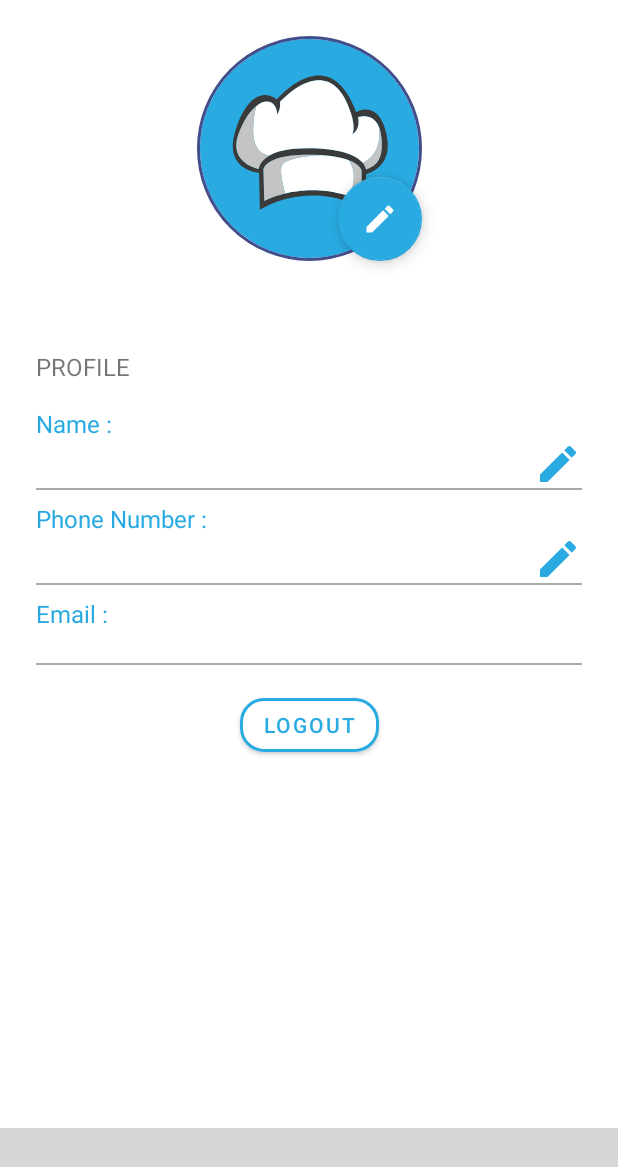
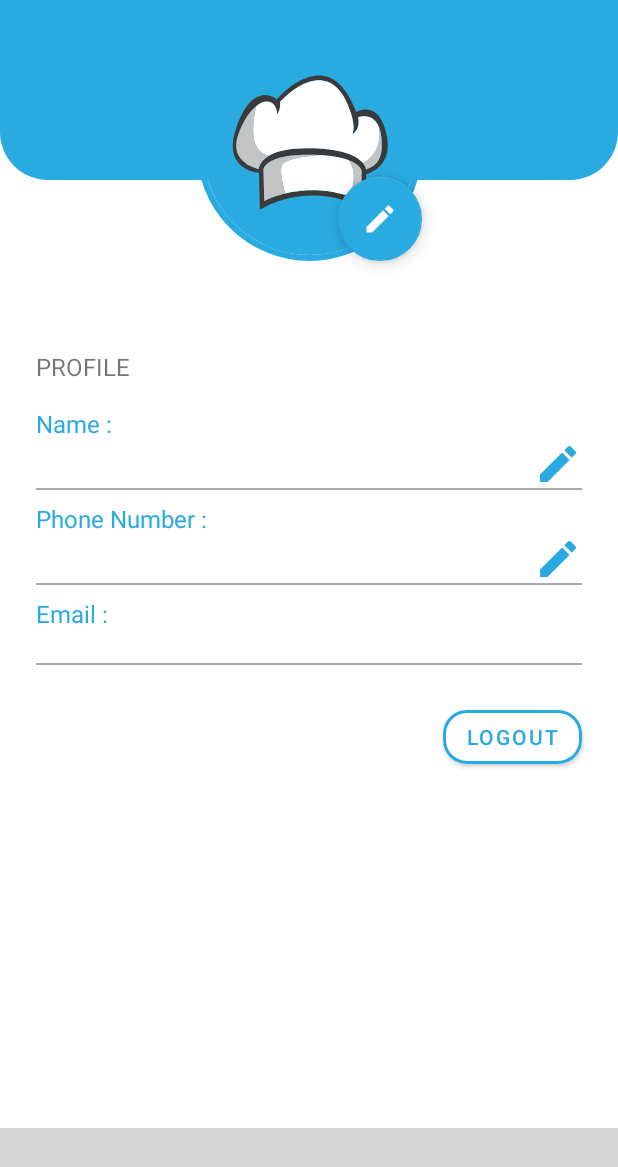
Before and after one commit to vinri/OnCanteen, an Android app: the profile screen opened directly, with no data from a screen before it, on a phone screen of 412 x 824 dp. Shown: the top 1167 px of the screen. Run offline under Robolectric (Android 15) with nearby library versions, the phone set to English and light mode, and no system bars; our stand-ins replace CircleImageView, Firebase (no records; nobody signed in at launch, a user with empty details on screens opened directly), Picasso; libraries missing offline, so code that uses them is left out: com.ismaeldivita.chipnavigation, com.theartofdev.edmodo; plain views replace ChipNavigationBar; 3 statements that could not run were skipped; grey boxes are pictures that could not be loaded.

Commit message:
update profile

```diff
--- a/app/src/main/AndroidManifest.xml
+++ b/app/src/main/AndroidManifest.xml
@@ -31,10 +31,13 @@
                 <category android:name="android.intent.category.DEFAULT" />
             </intent-filter>
         </activity>
+        <activity android:name="com.theartofdev.edmodo.cropper.CropImageActivity"
+            android:theme="@style/Base.Theme.AppCompat"/> <!-- optional (needed if default theme has no action bar) -->
+
     </application>
+    <uses-permission android:name="android.permission.INTERNET" />
     <uses-permission android:name="android.permission.READ_EXTERNAL_STORAGE" />
     <uses-permission android:name="android.permission.WRITE_EXTERNAL_STORAGE" />
 
-    <uses-permission android:name="android.permission.INTERNET" />
 
 </manifest>
--- a/app/src/main/java/com/example/campuscanteen/profile.java
+++ b/app/src/main/java/com/example/campuscanteen/profile.java
@@ -7,6 +7,7 @@ import androidx.appcompat.app.AppCompatActivity;
 import de.hdodenhof.circleimageview.CircleImageView;
 
 import android.app.Activity;
+import android.app.ProgressDialog;
 import android.content.DialogInterface;
 import android.content.Intent;
 import android.net.Uri;
@@ -19,8 +20,11 @@ import android.widget.TextView;
 import android.widget.Toast;
 
 import com.google.android.gms.auth.api.signin.internal.Storage;
+import com.google.android.gms.tasks.Continuation;
+import com.google.android.gms.tasks.OnCompleteListener;
 import com.google.android.gms.tasks.OnFailureListener;
 import com.google.android.gms.tasks.OnSuccessListener;
+import com.google.android.gms.tasks.Task;
 import com.google.android.material.floatingactionbutton.FloatingActionButton;
 import com.google.firebase.auth.FirebaseAuth;
 import com.google.firebase.firestore.DocumentReference;
@@ -33,20 +37,25 @@ import com.google.firebase.storage.StorageReference;
 import com.google.firebase.storage.StorageTask;
 import com.google.firebase.storage.UploadTask;
 import com.ismaeldivita.chipnavigation.ChipNavigationBar;
+import com.squareup.picasso.Picasso;
+import com.theartofdev.edmodo.cropper.CropImage;
+
+import java.util.HashMap;
 
 public class profile extends AppCompatActivity {
-    TextView username,fullname,email,phone;
-    ImageView profileImage;
-    Button logout;
+    private TextView username,fullname,email,phone;
+    private ImageView profileImage;
+    private Button logout;
     private FloatingActionButton editImageBtn;
-    String userId, MyUri="";
-    CircleImageView circleImageView;
+    private CircleImageView circleImageView;
+    private String userId, myUri="";
+    private Uri imageUri;
 
-    ChipNavigationBar navigationBar;
+    private ChipNavigationBar navigationBar;
 
-    FirebaseAuth firebaseAuth;
-    FirebaseFirestore fstore;
-    StorageReference storageReference;
+    private FirebaseAuth firebaseAuth;
+    private FirebaseFirestore fstore;
+    private StorageReference storageReference;
     private StorageTask uploadTask;
 
     @Override
@@ -65,9 +74,16 @@ public class profile extends AppCompatActivity {
 
         firebaseAuth= FirebaseAuth.getInstance();
         fstore = FirebaseFirestore.getInstance();
-        storageReference = FirebaseStorage.getInstance().getReference().child("user/"+userId);
+        userId = firebaseAuth.getCurrentUser().getUid();
+        storageReference = FirebaseStorage.getInstance().getReference().child("user/profilePicture");
+        StorageReference storageRef = storageReference.child(userId+".jpg");
+        storageRef.getDownloadUrl().addOnSuccessListener(new OnSuccessListener<Uri>() {
+            @Override
+            public void onSuccess(Uri uri) {
+                Picasso.get().load(uri).into(profileImage);
+            }
+        });
 
-        userId = firebaseAuth.getCurrentUser().getUid();
         if (savedInstanceState==null){
             navigationBar.setItemSelected(R.id.homeSelected,true);
         }
@@ -108,7 +124,7 @@ public class profile extends AppCompatActivity {
         editImageBtn.setOnClickListener(new View.OnClickListener() {
             @Override
             public void onClick(View v) {
-
+                CropImage.activity().setAspectRatio(1,1).start(profile.this);
             }
         });
 
@@ -126,39 +142,101 @@ public class profile extends AppCompatActivity {
     protected void onActivityResult(int requestCode, int resultCode, @Nullable Intent data) {
         super.onActivityResult(requestCode, resultCode, data);
 
-        if (requestCode == 1000){
-            if (resultCode == Activity.RESULT_OK){
-                Uri imageUri = data.getData();
-                profileImage.setImageURI(imageUri);
+        if (requestCode == CropImage.CROP_IMAGE_ACTIVITY_REQUEST_CODE && resultCode == RESULT_OK && data != null){
+            CropImage.ActivityResult result = CropImage.getActivityResult(data);
+            imageUri = result.getUri();
 
-                profileImageUpload(imageUri);
+            //profileImage.setImageURI(imageUri);
+            uploadImage();
 
-            }
+        } else {
+            Toast.makeText(this, "Error, Try again ", Toast.LENGTH_SHORT).show();
         }
 
     }
-    private void profileImageUpload(Uri imageUri) {
 
-        StorageReference fileRef = storageReference.child("profile.jpg");
+    private void uploadImage() {
+        final ProgressDialog progressDialog = new ProgressDialog(this);
+        progressDialog.setTitle("set your profile");
+        progressDialog.setMessage("Please Wait, While we are setting your data ");
+        progressDialog.show();
+
+        if (imageUri != null){
+            final StorageReference fileRef = storageReference.child(userId+".jpg");
             fileRef.putFile(imageUri).addOnSuccessListener(new OnSuccessListener<UploadTask.TaskSnapshot>() {
                 @Override
                 public void onSuccess(UploadTask.TaskSnapshot taskSnapshot) {
-                Toast.makeText(profile.this, "Image Uploaded", Toast.LENGTH_SHORT).show();
-            }
-        }).addOnFailureListener(new OnFailureListener() {
+                    fileRef.getDownloadUrl().addOnSuccessListener(new OnSuccessListener<Uri>() {
                         @Override
-            public void onFailure(@NonNull Exception e) {
-                Toast.makeText(profile.this, "Upload Failed !", Toast.LENGTH_SHORT).show();
+                        public void onSuccess(Uri uri) {
+                            Picasso.get().load(uri).into(profileImage);
+                            Toast.makeText(profile.this, "profile image changed ", Toast.LENGTH_SHORT).show();
+                            progressDialog.dismiss();
                         }
                     });
+                }
+            });
+
+
+
+//            uploadTask.continueWith(new Continuation() {
+//                @Override
+//                public Object then(@NonNull Task task) throws Exception {
+//                    if (!task.isSuccessful()){
+//                        throw task.getException();
+//                    }
+//                    return fileRef.getDownloadUrl();
+//                }
+//            });.addOnCompleteListener(new OnCompleteListener<Uri>() {
+//                @Override
+//                public void onComplete(@NonNull Task<Uri> task) {
+//                    if (task.isSuccessful()){
+//                        Uri downloadUri = task.getResult();
+//                        myUri = downloadUri.toString();
+//
+//
+//                        DocumentReference reference = fstore.collection("users").document(userId);
+//                        HashMap<String, Object> userMap = new HashMap<>();
+//                        userMap.put("imageUrl",myUri);
+//                        reference.update(userMap).addOnSuccessListener(new OnSuccessListener<Void>() {
+//                            @Override
+//                            public void onSuccess(Void aVoid) {
+//
+//                                Toast.makeText(profile.this, "Profile Image Changed ", Toast.LENGTH_SHORT).show();
+//                                progressDialog.dismiss();
+//
+//                            }
+//                        });
+//
+//                    }
+//                }
+//            });
+        }
 
     }
 
     public void logout(){
+        AlertDialog.Builder builder = new AlertDialog.Builder(this);
+
+        builder.setMessage("Are you sure want to Logout ?");
+        builder.setCancelable(false);
+        builder.setPositiveButton("Yes", new DialogInterface.OnClickListener() {
+            @Override
+            public void onClick(DialogInterface dialog, int which) {
                 FirebaseAuth.getInstance().signOut();
                 startActivity(new Intent(getApplicationContext(), MainActivity.class));
                 finish();
             }
+        });
+        builder.setNegativeButton("No", new DialogInterface.OnClickListener() {
+            @Override
+            public void onClick(DialogInterface dialog, int which) {
+
+            }
+        });
+        AlertDialog alertDialog = builder.create();
+        alertDialog.show();
+    }
 
 
 }
--- a/app/src/main/res/layout/activity_profile.xml
+++ b/app/src/main/res/layout/activity_profile.xml
@@ -7,6 +7,17 @@
     android:layout_height="match_parent"
     tools:context=".profile">
 
+    <LinearLayout
+        android:id="@+id/linearLayout"
+        android:layout_width="match_parent"
+        android:layout_height="120dp"
+        app:layout_constraintEnd_toEndOf="parent"
+        app:layout_constraintStart_toStartOf="parent"
+        app:layout_constraintTop_toTopOf="parent"
+        android:orientation="horizontal"
+        android:background="@drawable/bg_rounded"
+        android:backgroundTint="@color/colorAccent"/>
+
     <de.hdodenhof.circleimageview.CircleImageView
         android:id="@+id/profilePic"
         android:layout_width="150dp"
@@ -14,8 +25,8 @@
         android:layout_centerHorizontal="true"
         android:layout_marginTop="24dp"
         android:src="@drawable/ic_grouplogo"
-        app:civ_border_color="@color/background_dark"
-        app:civ_border_width="2dp"
+        app:civ_border_color="@color/colorAccent"
+        app:civ_border_width="4dp"
         app:layout_constraintEnd_toEndOf="parent"
         app:layout_constraintStart_toStartOf="parent"
         app:layout_constraintTop_toTopOf="parent" />
@@ -152,21 +163,20 @@
 
     </LinearLayout>
 
-        <com.google.android.material.button.MaterialButton
-            android:layout_width="wrap_content"
-            android:layout_height="wrap_content"
-            android:text="logout"
-            android:backgroundTint="@color/white"
-            app:strokeColor="@color/colorAccent"
-            app:cornerRadius="16dp"
-            app:strokeWidth="2dp"
-            android:textColor="@color/colorAccent"
-            android:id="@+id/logout"
-            app:layout_constraintEnd_toEndOf="parent"
-            app:layout_constraintStart_toStartOf="parent"
-            app:layout_constraintTop_toBottomOf="@+id/middleProfile"
-            android:layout_marginTop="16dp"
-            />
+    <com.google.android.material.button.MaterialButton
+        android:id="@+id/logout"
+        android:layout_width="wrap_content"
+        android:layout_height="wrap_content"
+        android:layout_marginEnd="24dp"
+        android:layout_marginTop="24dp"
+        android:backgroundTint="@color/white"
+        android:text="logout"
+        android:textColor="@color/colorAccent"
+        app:cornerRadius="16dp"
+        app:layout_constraintEnd_toEndOf="parent"
+        app:layout_constraintTop_toBottomOf="@+id/middleProfile"
+        app:strokeColor="@color/colorAccent"
+        app:strokeWidth="2dp" />
 
 
 
```
Lines whose indentation alone changed are shown as unchanged.
